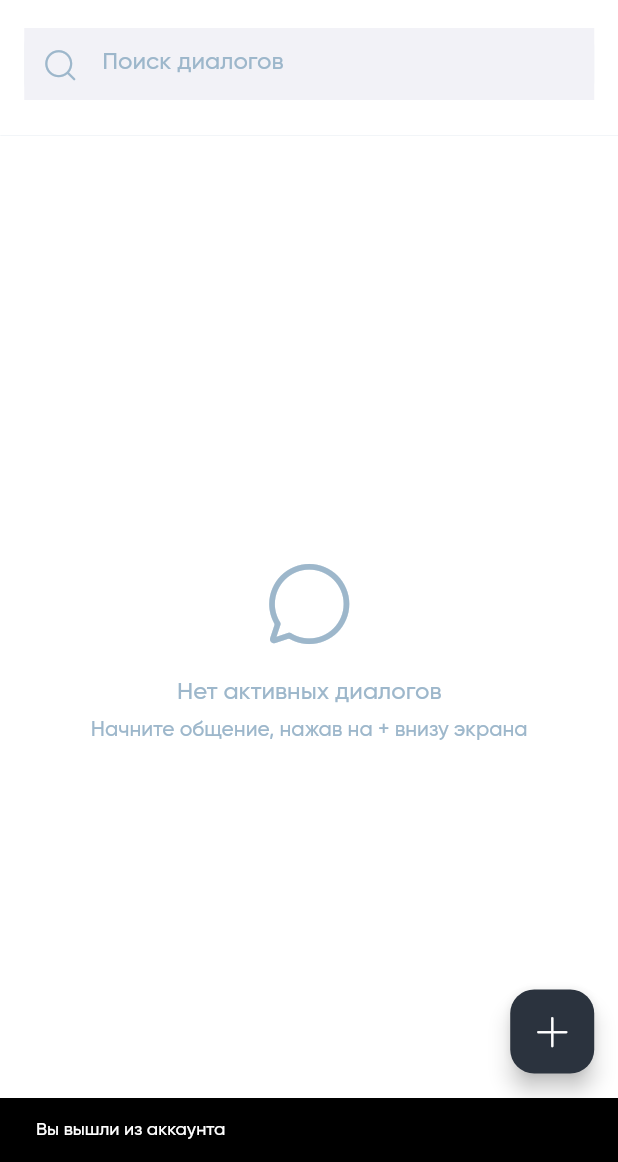
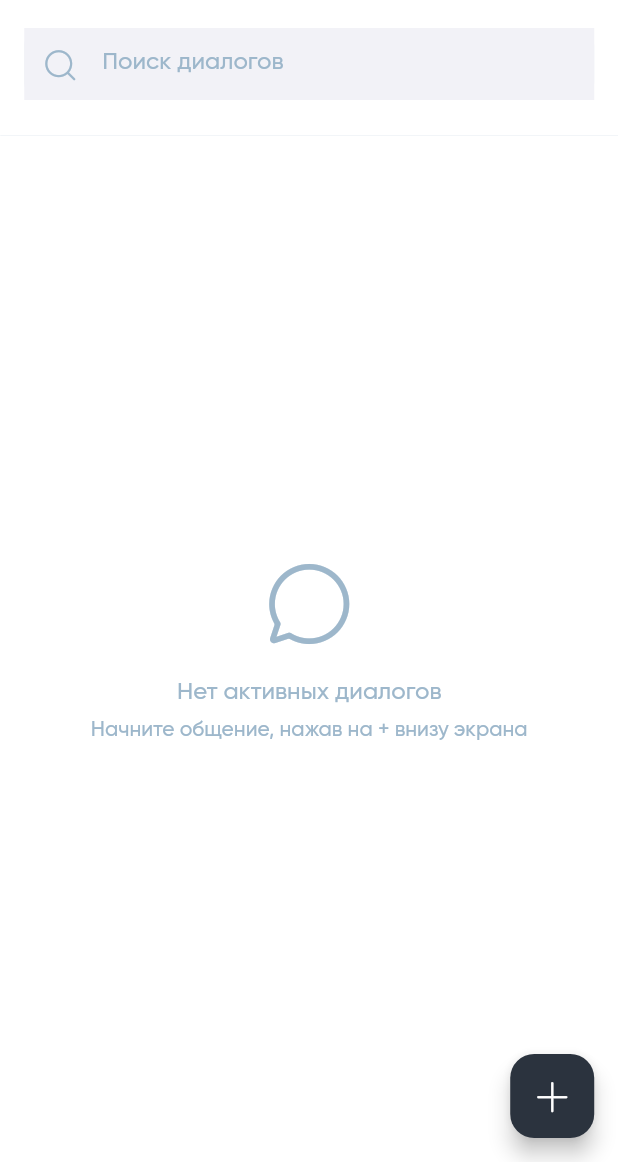
Before and after one commit to faradzhalelov/flutter_chat, a Flutter app: the ChatListView screen opened by its route, after a tap on an icon or button, on a phone screen of 412 x 824 dp, the part 74-1236 px from its top. Run offline on Flutter 3.47's test engine with Material 3 defaults, Android fonts, the phone set to English and light mode, and no system bars; our stand-ins replace file_picker, flutter_dotenv, flutter_hooks, flutter_riverpod, freezed_annotation, go_router and 4 more; missing offline and left inert: record; accounts and stored records are empty; generated files the repository leaves out were written again; network calls fail; project files that could hold a hidden picture were left out.

Commit message:
edit chats

```diff
--- a/lib/app/app.dart
+++ b/lib/app/app.dart
@@ -7,7 +7,6 @@ import 'package:flutter_chat/app/theme/icons.dart';
 import 'package:flutter_chat/app/theme/text_styles.dart';
 import 'package:flutter_chat/app/theme/theme.dart';
 import 'package:flutter_chat/core/lifecycle/lifecycle.dart';
-import 'package:flutter_chat/features/auth/presentation/view/auth_wrapper.dart';
 // ignore: depend_on_referenced_packages
 import 'package:flutter_localizations/flutter_localizations.dart';
 import 'package:flutter_riverpod/flutter_riverpod.dart';
@@ -21,7 +20,6 @@ class MyApp extends ConsumerWidget {
     final router = ref.watch(appRouterProvider);
 
     return AppLifecycleManager(
-      child: AuthWrapper(
         child: ErrorHandler(
           child: MaterialApp.router(
             title: 'Flutter Messenger',
@@ -44,7 +42,6 @@ class MyApp extends ConsumerWidget {
             debugShowCheckedModeBanner: false,
           ),
         ),
-      ),
     );
   }
 }
--- a/lib/features/auth/presentation/view/auth_wrapper.dart
+++ /dev/null
@@ -1,22 +0,0 @@
-// lib/presentation/auth/view/auth_wrapper.dart
-import 'package:flutter/material.dart';
-import 'package:flutter_chat/features/auth/presentation/view_model/auth_listener.dart';
-import 'package:flutter_riverpod/flutter_riverpod.dart';
-
-/// A wrapper widget that initializes the auth listener
-class AuthWrapper extends ConsumerWidget {
-
-  const AuthWrapper({
-    required this.child, super.key,
-  });
-  final Widget child;
-
-  @override
-  Widget build(BuildContext context, WidgetRef ref) {
-    // Initialize auth listener
-    ref.watch(authListenerProvider);
-
-    // Return the child widget
-    return child;
-  }
-}
--- a/lib/features/auth/presentation/view/login_view.dart
+++ b/lib/features/auth/presentation/view/login_view.dart
@@ -1,6 +1,5 @@
 // lib/features/auth/presentation/view/login_view.dart
 import 'package:flutter/material.dart';
-import 'package:flutter_chat/app/theme/colors.dart';
 import 'package:flutter_chat/app/theme/icons.dart';
 import 'package:flutter_chat/app/theme/text_styles.dart';
 import 'package:flutter_chat/core/utils/validators/validators.dart';
--- a/lib/features/auth/presentation/view_model/auth_listener.dart
+++ /dev/null
@@ -1,131 +0,0 @@
-import 'dart:async';
-
-import 'package:flutter/material.dart';
-import 'package:flutter_chat/app/router/router.dart';
-import 'package:flutter_chat/core/auth/service/auth_service.dart';
-import 'package:riverpod_annotation/riverpod_annotation.dart';
-import 'package:supabase_flutter/supabase_flutter.dart';
-
-part 'auth_listener.g.dart';
-
-@Riverpod(keepAlive: true)
-class AuthListener extends _$AuthListener {
-  @override
-  void build() {
-    // Listen to auth state changes
-    ref.listen(authStateProvider, _handleAuthStateChange);
-  }
-
-  void _handleAuthStateChange(AsyncValue<dynamic>? previous, AsyncValue<dynamic> current) {
-    current.whenData((user) {
-      final wasLoggedIn = previous?.valueOrNull != null;
-      final isLoggedIn = user != null;
-
-      // Handle sign in/out events
-      if (!wasLoggedIn && isLoggedIn) {
-        _handleSignIn();
-      }
-
-      if (wasLoggedIn && !isLoggedIn) {
-        _handleSignOut();
-      }
-    });
-  }
-
-  // Handle sign-in event
-  void _handleSignIn() {
-    // First navigate to home screen
-    ref.read(appNavigatorProvider).goToHome();
-
-    // Show welcome toast message
-    _showToast('Добро пожаловать!');
-
-    // Update user's online status in the background
-    _updateUserStatus(true);
-  }
-
-  // Handle sign-out event
-  void _handleSignOut() {
-    // First update user's status to offline before proceeding
-    // But don't wait for it to complete - fire and forget
-    _updateUserStatus(false);
-
-    // Navigation will happen automatically due to router redirect
-
-    // Show goodbye toast message
-    _showToast('Вы вышли из аккаунта');
-  }
-
-  void _showToast(String message) {
-    // Get the current context from scaffold messenger
-    final context = ref.read(routerKeyProvider).currentContext;
-    if (context != null) {
-      ScaffoldMessenger.of(context).showSnackBar(
-        SnackBar(
-          content: Text(message),
-          duration: const Duration(seconds: 2),
-        ),
-      );
-    }
-  }
-
-  Future<void> _updateUserStatus(bool isOnline) async {
-    try {
-      final user = ref.read(currentUserProvider);
-      if (user != null) {
-        // Set a timeout for the operation
-        // Set a timeout using Future.timeout instead
-        await Future.delayed(Duration.zero, () {}).timeout(
-          const Duration(seconds: 3),
-          onTimeout: () => throw TimeoutException('Request timed out'),
-
-        );
-
-        await Supabase.instance.client
-          .from('users')
-          .update({
-            'last_seen': DateTime.now().toIso8601String(),
-            'is_online': isOnline,
-          })
-          .eq('id', user.id);
-      }
-    } catch (e) {
-      // Log the error but don't let it affect the user experience
-      debugPrint('Error updating user status: $e');
-
-      // If it's a connection error during sign-in, we can retry once with a delay
-      // but only during sign-in (when isOnline is true)
-      if (isOnline) {
-        await _retryUpdateUserStatus(isOnline);
-      }
-    }
-  }
-
-  // Retry the user status update after a delay
-  Future<void> _retryUpdateUserStatus(bool isOnline) async {
-    try {
-      // Wait a bit for network to stabilize
-      await Future.delayed(const Duration(seconds: 2), () {});
-
-      final user = ref.read(currentUserProvider);
-      if (user != null) {
-        // Set a timeout using Future.timeout
-        await Future.delayed(Duration.zero, () {}).timeout(
-          const Duration(seconds: 3),
-          onTimeout: () => throw TimeoutException('Request timed out'),
-        );
-
-        await Supabase.instance.client
-          .from('users')
-          .update({
-            'last_seen': DateTime.now().toIso8601String(),
-            'is_online': isOnline,
-          })
-          .eq('id', user.id);
-      }
-    } catch (e) {
-      // Log but ignore the error on retry
-      debugPrint('Retry failed to update user status: $e');
-    }
-  }
-}
--- a/lib/features/chat_list/components/create_chat_dialog.dart
+++ b/lib/features/chat_list/components/create_chat_dialog.dart
@@ -323,15 +323,12 @@ class CreateChatDialog extends HookConsumerWidget {
 
     try {
       // Use the view model to create the chat
-      final chatId =
+
           await ref.read(chatListViewModelProvider.notifier).createChat(userId);
 
       if (context.mounted) {
         // Close dialog
         Navigator.of(context).pop();
-
-        // Navigate to the newly created chat
-        context.go('/chat/$chatId');
       }
     } catch (e) {
       log('Error creating chat: $e');
--- a/lib/features/chat_list/presentation/view/chat_list_view.dart
+++ b/lib/features/chat_list/presentation/view/chat_list_view.dart
@@ -18,6 +18,7 @@ class ChatListView extends HookConsumerWidget {
 
   @override
   Widget build(BuildContext context, WidgetRef ref) {
+    // Watch the chat list view model
     final chatListState = ref.watch(chatListViewModelProvider);
     final viewModel = ref.watch(chatListViewModelProvider.notifier);
 
@@ -26,14 +27,21 @@ class ChatListView extends HookConsumerWidget {
     final searchFocusNode = useFocusNode();
     final isSearching = useState(false);
 
-    // Handle search functionality
+    // Handle search functionality with memoization to avoid unnecessary rebuilds
     final filteredChats = useMemoized(() {
       if (!chatListState.hasValue || searchController.text.isEmpty) {
         return chatListState;
       }
 
       final query = searchController.text.toLowerCase();
-      final filteredList = chatListState.value!.where((chat) => chat.user.username.toLowerCase().contains(query)).toList();
+
+      // Filter by both username and last message content
+      final filteredList = chatListState.value!.where((chat) {
+        final usernameMatch = chat.user.username.toLowerCase().contains(query);
+        final lastMessageMatch = chat.lastMessage?.text?.toLowerCase().contains(query) ?? false;
+
+        return usernameMatch || lastMessageMatch;
+      }).toList();
 
       return AsyncValue.data(filteredList);
     }, [chatListState, searchController.text],);
@@ -51,12 +59,23 @@ class ChatListView extends HookConsumerWidget {
       };
     }, [searchController],);
 
+    // Refresh effect - ensures the chat list is up to date when component mounts
+    useEffect(() {
+      // Force a refresh when the component first loads
+      // This helps with the issue of chats not showing immediately
+      WidgetsBinding.instance.addPostFrameCallback((_) {
+        viewModel.refresh();
+      });
+
+      return null;
+    }, [],);
+
     return Scaffold(
       backgroundColor: Colors.white,
       appBar: _buildAppBar(context, ref),
       floatingActionButton: FloatingActionButton(
         backgroundColor: AppColors.black,
-        onPressed: () async => _showCreateChatDialog(context, ref),
+        onPressed: () async => _showCreateChatDialog(context),
         tooltip: 'Создать чат',
         child: const Icon(
           Icomoon.plusS,
@@ -143,6 +162,8 @@ class ChatListView extends HookConsumerWidget {
             ),
             border: InputBorder.none,
           ),
+          textInputAction: TextInputAction.search,
+          onChanged: (_) {}, // Empty callback to ensure the state updates
         ),
       ),
     );
@@ -246,7 +267,8 @@ class ChatListView extends HookConsumerWidget {
             ElevatedButton(
               onPressed: () => viewModel.refresh(),
               style: ElevatedButton.styleFrom(
-                backgroundColor: AppColors.gray,
+                backgroundColor: AppColors.black,
+                foregroundColor: Colors.white,
               ),
               child: const Text('Повторить'),
             ),
@@ -277,13 +299,10 @@ class ChatListView extends HookConsumerWidget {
     );
   }
 
-  Future<void> _showCreateChatDialog(BuildContext context, WidgetRef ref) async => showDialog(
-    context: context,
-    builder: (dialogContext) => const CreateChatDialog(),
-  ).then((_) {
-    // This code runs after the dialog is closed
-    // We can use it to force refresh if needed
-    ref.invalidate(availableUsersProvider);
-  });
-
+  Future<void> _showCreateChatDialog(
+    BuildContext context,
+  ) async =>  showDialog(
+      context: context,
+      builder: (dialogContext) => const CreateChatDialog(),
+    );
 }
```
Also changed, not shown: lib/features/auth/presentation/view_model/auth_listener.g.dart (deleted).
